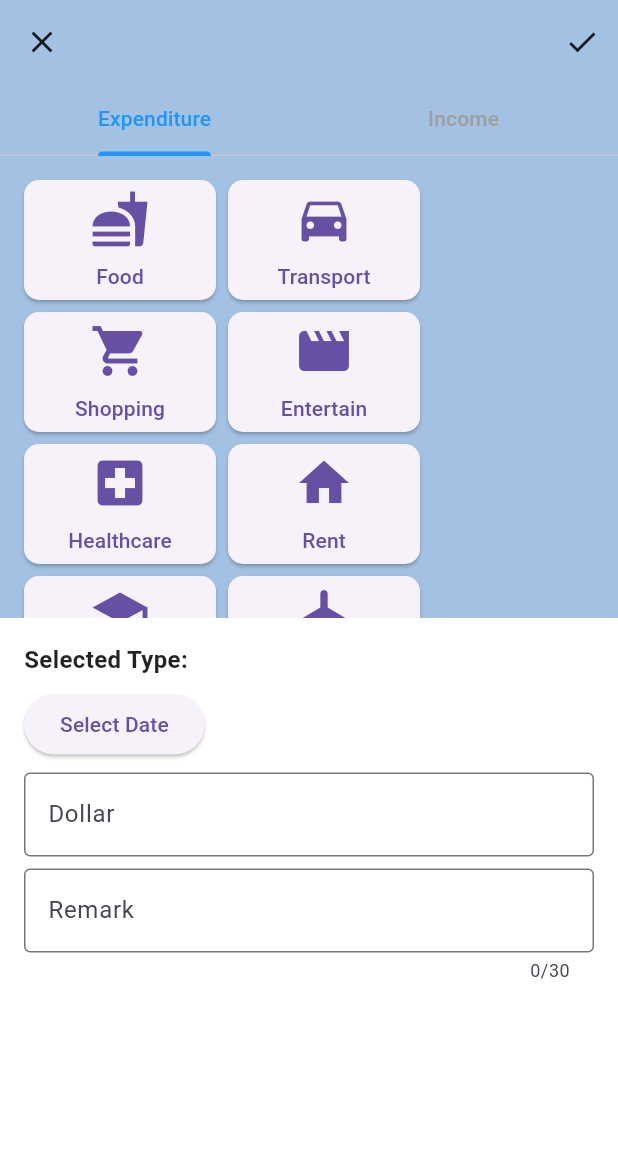
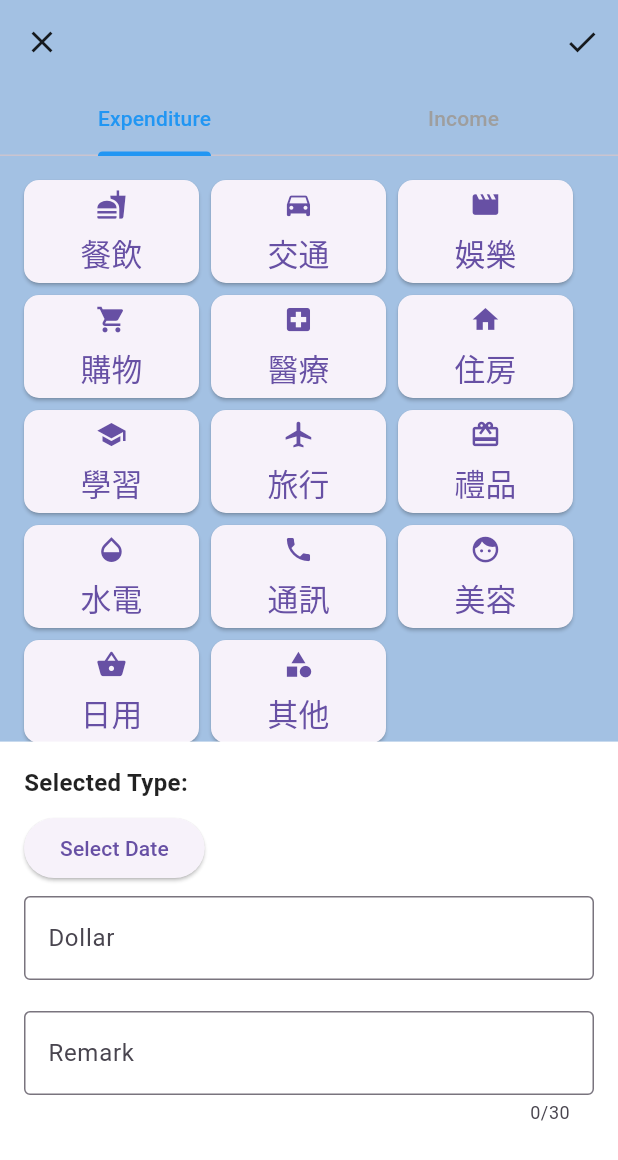
Before and after one commit to Lana0211/FMS, a Flutter app: the TransactionScreen screen opened directly, on a phone screen of 412 x 824 dp. Shown: the top 1160 px of the screen. Run offline on Flutter 3.47's test engine with Material 3 defaults, Android fonts, the phone set to English and light mode, and no system bars; our stand-ins replace fl_chart, month_picker_dialog, shared_preferences; accounts and stored records are empty; Roboto replaces fonts that are missing (Montserrat).

Commit message:
adujest transaction icon weight

```diff
--- a/lib/transaction.dart
+++ b/lib/transaction.dart
@@ -11,62 +11,62 @@
   TabController? _tabController;
   String selectedType = '';
   List<String> expenditureTypes = [
-    'Food',
-    'Transport',
-    'Shopping',
-    'Entertain',
-    'Healthcare',
-    'Rent',
-    'Education',
-    'Travel',
-    'Gifts',
-    'Insurance',
-    'Technology',
-    'Clothing',
-    'Hobbies',
-    'Others',
+    '餐飲',
+    '交通',
+    '娛樂',
+    '購物',
+    '醫療',
+    '住房',
+    '學習',
+    '旅行',
+    '禮品',
+    '水電',
+    '通訊',
+    '美容',
+    '日用',
+    '其他',
   ];
 
   List<IconData> expenditureIcons = [
-    Icons.fastfood,        // Food
-    Icons.directions_car,  // Transportation
-    Icons.shopping_cart,   // Shopping
-    Icons.movie,           // Entertainment
-    Icons.local_hospital,  // Healthcare
-    Icons.home,            // Rent
-    Icons.school,          // Education
-    Icons.airplanemode_active, // Travel
-    Icons.card_giftcard,   // Gifts
-    Icons.local_hospital,  // Insurance
-    Icons.devices,         // Technology
-    Icons.shopping_bag,    // Clothing
-    Icons.brush,           // Hobbies
-    Icons.category,        // Others
+    Icons.fastfood,
+    Icons.directions_car,
+    Icons.movie,
+    Icons.shopping_cart,
+    Icons.local_hospital,
+    Icons.home,
+    Icons.school,
+    Icons.airplanemode_active,
+    Icons.card_giftcard,
+    Icons.opacity,
+    Icons.phone,
+    Icons.face,
+    Icons.shopping_basket,
+    Icons.category,
   ];
 
   List<String> incomeTypes = [
-    'Salary',
-    'Freelance',
-    'Investments',
-    'Gift',
-    'Rent',
-    'Bonus',
-    'Selling',
-    'Interest',
-    'Refund',
-    'Others',
+    '薪水',
+    '投資',
+    '禮金',
+    '租金',
+    '兼職',
+    '獎金',
+    '轉賣',
+    '利息',
+    '退款',
+    '其他',
   ];
 
   List<IconData> incomeIcons = [
     Icons.attach_money,
-    Icons.work,
     Icons.trending_up,
     Icons.card_giftcard,
     Icons.home,
-    Icons.card_giftcard,
+    Icons.work,
     Icons.local_grocery_store,
     Icons.show_chart,
     Icons.payment,
+    Icons.refresh,
     Icons.category,
   ];
 
@@ -139,6 +139,9 @@
   }
 
   Widget _buildTypeSelection(List<String> types, List<IconData> icons) {
+    double iconWidth = MediaQuery.of(context).size.width / 6; // 將圖標的寬度設置為屏幕寬度的三分之一
+    double iconFontSize = iconWidth * 0.3;
+
     return Padding(
       padding: const EdgeInsets.all(16.0),
       child: Column(
@@ -164,18 +167,21 @@
                   ),
                 ),
                 child: Container(
-                  width: 80,
-                  height: 80,
+                  width: iconWidth, // 使用計算的圖標寬度
+                  height: iconWidth, // 使用計算的圖標寬度
                   alignment: Alignment.center,
                   child: Column(
                     mainAxisAlignment: MainAxisAlignment.center,
                     children: [
                       Icon(
                         icon,
-                        size: 40,
+                        size: iconFontSize,
                       ),
                       const SizedBox(height: 8),
-                      Text(type),
+                      Text(
+                        type,
+                        style: TextStyle(fontSize: iconFontSize), // 使用計算的字體大小
+                      ),
                     ],
                   ),
                 ),
@@ -189,7 +195,7 @@
 
   Widget _buildBottomNavigationBar() {
     return Container(
-      height: MediaQuery.of(context).size.height / 2,
+      height: MediaQuery.of(context).size.height * 0.4,
       width: MediaQuery.of(context).size.width,
       color: Colors.white,
       child: SingleChildScrollView(
@@ -219,9 +225,11 @@
                   ),
                 ],
               ),
+              // Dollar
               const SizedBox(height: 8),
-              // Dollar
-              TextField(
+              Container(
+                height: MediaQuery.of(context).size.height / 12,
+                child: TextField(
                   controller: dollarController,
                   keyboardType: TextInputType.number,
                   inputFormatters: <TextInputFormatter>[ //只能輸入數字
@@ -232,9 +240,13 @@
                     border: OutlineInputBorder(),
                   ),
                 ),
+              ),
+
               const SizedBox(height: 8),
               // Remark
-              TextField(
+              Container(
+                height: MediaQuery.of(context).size.height / 9,
+                child: TextField(
                   controller: remarkController,
                   maxLength: 30, //字數限制
                   decoration: const InputDecoration(
@@ -242,6 +254,8 @@
                     border: OutlineInputBorder(),
                   ),
                 ),
+              ),
+
               const SizedBox(height: 8),
             ],
           ),
```
Lines whose indentation alone changed are shown as unchanged.
